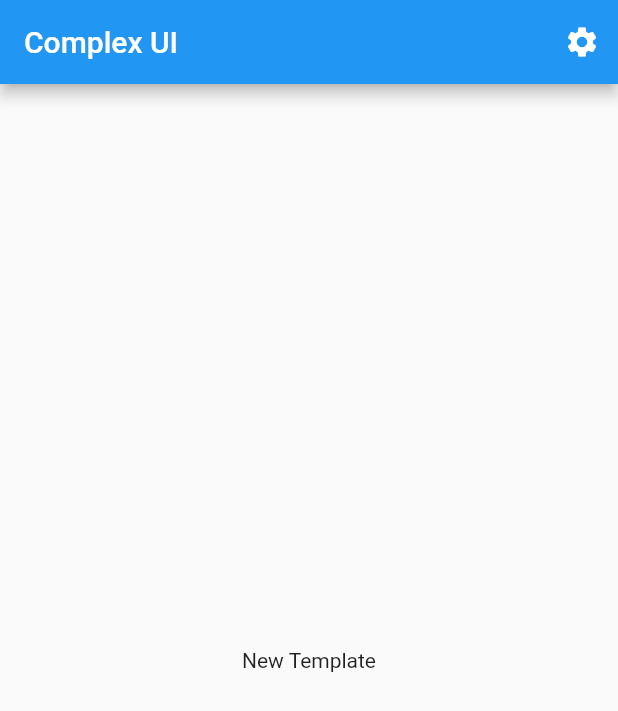
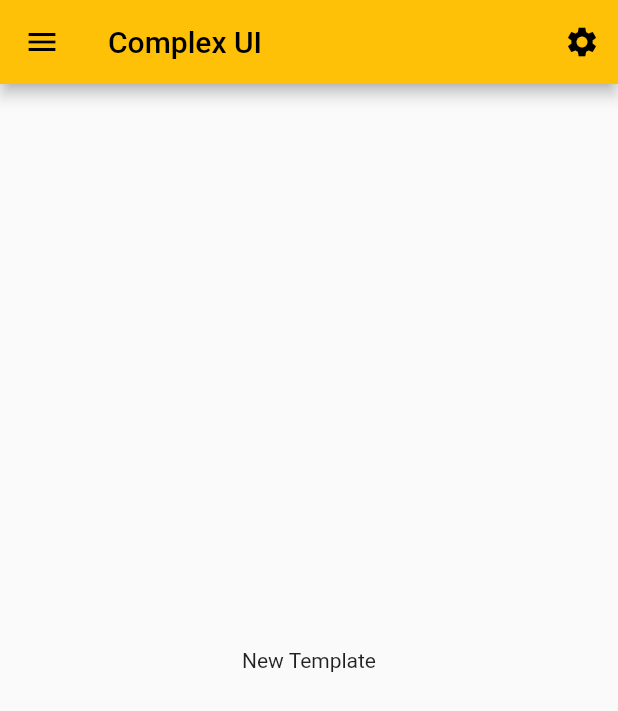
Before and after one commit to AmrAbdelmagid/Complex-UI, a Flutter app: the screen it shows after launch, on a phone screen of 412 x 824 dp. Shown: the top 711 px of the screen. Run offline on Flutter 3.47's test engine with Material 2 defaults, Android fonts, the light colour scheme and no system bars; generated files the repository leaves out were written again.

Commit message:
Draggable drawer

```diff
--- a/lib/src/app.dart
+++ b/lib/src/app.dart
@@ -54,7 +54,7 @@ class MyApp extends StatelessWidget {
           // Define a light and dark color theme. Then, read the user's
           // preferred ThemeMode (light, dark, or system default) from the
           // SettingsController to display the correct theme.
-          theme: ThemeData(),
+          theme: ThemeData(primarySwatch: Colors.amber),
           darkTheme: ThemeData.dark(),
           themeMode: settingsController.themeMode,
 
--- /dev/null
+++ b/lib/src/constants/routes.dart
@@ -0,0 +1 @@
+const homeRoute = '/';
--- a/lib/src/helpers/app_router.dart
+++ b/lib/src/helpers/app_router.dart
@@ -1,4 +1,6 @@
-import 'package:complex_ui/src/presentation/home.dart';
+import 'package:complex_ui/src/constants/routes.dart';
+import 'package:complex_ui/src/presentation/screens/01-home/home.dart';
+import 'package:complex_ui/src/presentation/widgets/custom_drawer.dart';
 import 'package:flutter/material.dart';
 
 class AppRouter {
@@ -7,9 +9,9 @@ class AppRouter {
       settings: settings,
       builder: (BuildContext context) {
         switch (settings.name) {
-          case Home.routeName:
+          case homeRoute:
           default:
-            return const Home();
+            return const CustomDrawer();
         }
       },
     );
--- a/lib/src/presentation/home.dart
+++ b/lib/src/presentation/screens/01-home/home.dart
@@ -1,25 +1,31 @@
 import 'package:flutter/material.dart';
 
-import '../settings/settings_view.dart';
+import 'package:complex_ui/src/constants/routes.dart';
 
 /// Displays a list of SampleItems.
 class Home extends StatelessWidget {
   const Home({
     Key? key,
+    required this.toggleDrawer,
   }) : super(key: key);
-
-  static const routeName = '/';
+  final VoidCallback toggleDrawer;
 
   @override
   Widget build(BuildContext context) {
     return Scaffold(
       appBar: AppBar(
         title: const Text('Complex UI'),
+        leading: IconButton(
+          icon: const Icon(Icons.menu),
+          onPressed: () {
+            toggleDrawer();
+          },
+        ),
         actions: [
           IconButton(
             icon: const Icon(Icons.settings),
             onPressed: () {
-              Navigator.restorablePushNamed(context, SettingsView.routeName);
+              Navigator.restorablePushNamed(context, homeRoute);
             },
           ),
         ],
--- /dev/null
+++ b/lib/src/presentation/widgets/custom_drawer.dart
@@ -0,0 +1,94 @@
+import 'package:complex_ui/src/presentation/screens/01-home/home.dart';
+import 'package:flutter/material.dart';
+
+class CustomDrawer extends StatefulWidget {
+  const CustomDrawer({Key? key}) : super(key: key);
+
+  @override
+  _CustomDrawerState createState() => _CustomDrawerState();
+}
+
+class _CustomDrawerState extends State<CustomDrawer>
+    with SingleTickerProviderStateMixin {
+  late AnimationController _animationController;
+
+  @override
+  void initState() {
+    super.initState();
+    _animationController = AnimationController(
+        vsync: this,
+        duration: const Duration(
+          microseconds: 250,
+        ));
+  }
+
+  void _toggle() => _animationController.isDismissed
+      ? _animationController.forward()
+      : _animationController.reverse();
+  static const double maxSlide = 225.0;
+
+  static const double minDragStartEdge = 60;
+  static const double maxDragStartEdge = maxSlide - 16;
+  bool _canBeDragged = false;
+  int position = 0;
+  void _onDragStart(DragStartDetails details) {
+    bool isDragOpenFromLeft = _animationController.isDismissed &&
+        details.globalPosition.dx < minDragStartEdge;
+    bool isDragOpenFromRight = _animationController.isCompleted &&
+        details.globalPosition.dx > maxDragStartEdge;
+    _canBeDragged = isDragOpenFromLeft || isDragOpenFromRight;
+  }
+
+  void _onDragUpdate(DragUpdateDetails details) {
+    if (_canBeDragged) {
+      double delta = details.primaryDelta! / maxSlide;
+      _animationController.value += delta;
+    }
+  }
+
+  void _onDragEnd(DragEndDetails details) {
+    if (_animationController.isDismissed || _animationController.isCompleted) {
+      return;
+    }
+    if (details.velocity.pixelsPerSecond.dx.abs() >= 365.0) {
+      double visualVelocity = details.velocity.pixelsPerSecond.dx /
+          MediaQuery.of(context).size.width;
+      _animationController.fling(velocity: visualVelocity);
+    } else if (_animationController.value < 0.5) {
+      close();
+    } else {
+      open();
+    }
+  }
+
+  open() => _animationController.forward();
+  close() => _animationController.reverse();
+
+  @override
+  Widget build(BuildContext context) {
+    var myDrawer = Container(color: Colors.blue);
+    var myChild = Home(toggleDrawer: _toggle);
+    return GestureDetector(
+      onHorizontalDragStart: _onDragStart,
+      onHorizontalDragUpdate: _onDragUpdate,
+      onHorizontalDragEnd: _onDragEnd,
+      child: AnimatedBuilder(
+          animation: _animationController,
+          builder: (context, _) {
+            double slide = maxSlide * _animationController.value;
+            double scale = 1 - (_animationController.value * 0.3);
+            return Stack(
+              children: [
+                myDrawer,
+                Transform(
+                    transform: Matrix4.identity()
+                      ..translate(slide)
+                      ..scale(scale),
+                    alignment: Alignment.centerLeft,
+                    child: myChild),
+              ],
+            );
+          }),
+    );
+  }
+}
```
